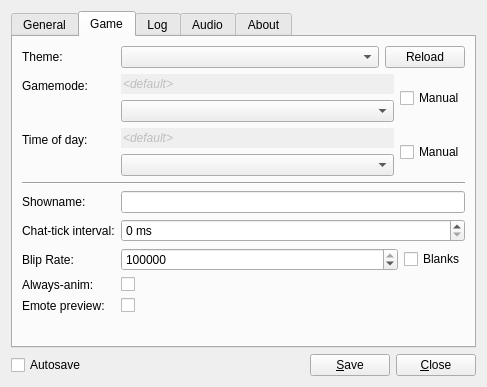
This is res/ui/config_panel.ui in lambdcalculus/AO2-Client as Qt 5 draws it before an edit. The edited form follows.
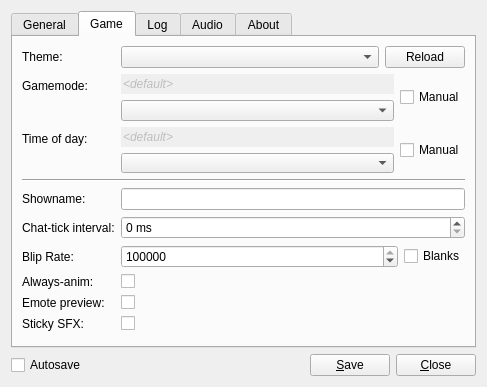
This is the edited form. The open tabs and pages were chosen to show the change.

Commit message: Make sticky sfx option toggleable in config panel

Diff of the .ui file:
```diff
--- a/res/ui/config_panel.ui
+++ b/res/ui/config_panel.ui
@@ -436,6 +436,20 @@
          </property>
         </widget>
        </item>
+       <item row="9" column="0">
+        <widget class="QLabel" name="sticky_sfx_label">
+         <property name="text">
+          <string>Sticky SFX:</string>
+         </property>
+        </widget>
+       </item>
+       <item row="9" column="1">
+        <widget class="QCheckBox" name="sticky_sfx">
+         <property name="text">
+          <string/>
+         </property>
+        </widget>
+       </item>
       </layout>
      </widget>
      <widget class="QWidget" name="tab_8">
```
Left out of the diff: 2 changed lines with no effect on the pictures. The commit also changes 5 other files.
